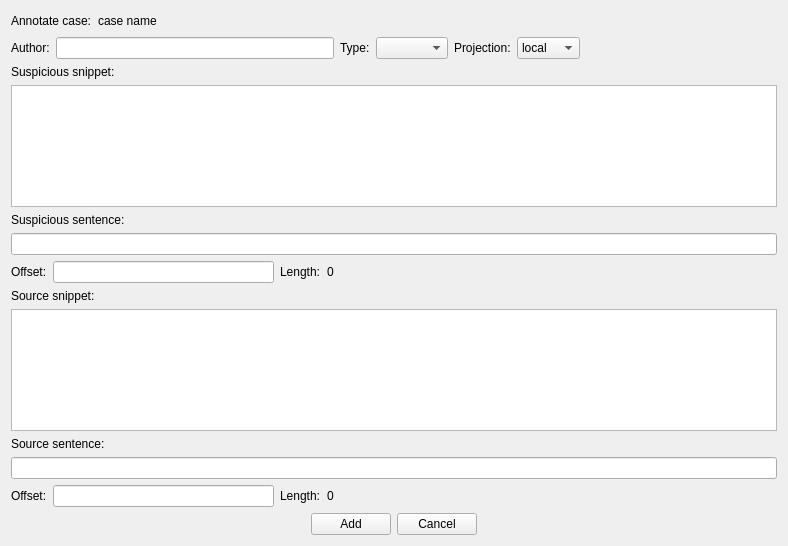
First picture: the form in ui/forms/add_annotation.ui, repository sorice/QtNLP-Linguist, before the edit.
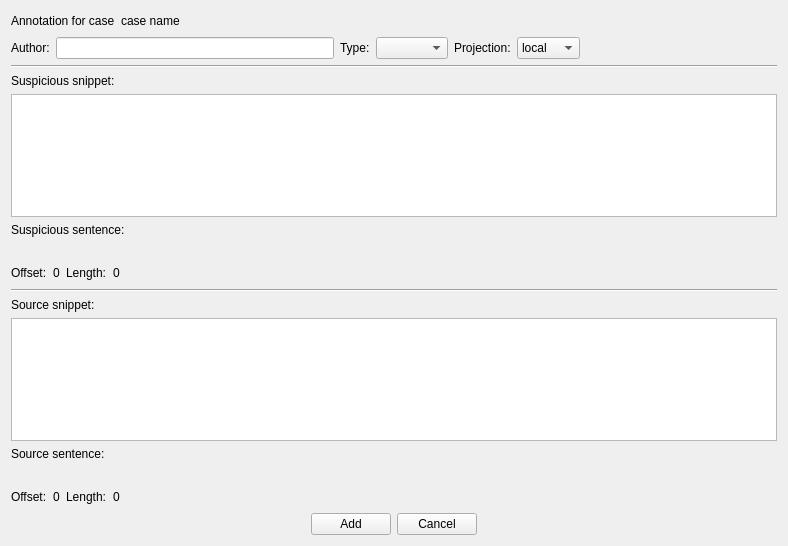
Second picture: the form after the edit.

What changed in the file:
```diff
--- a/ui/forms/add_annotation.ui
+++ b/ui/forms/add_annotation.ui
@@ -22,7 +22,7 @@
      <item>
       <widget class="QLabel" name="label_8">
        <property name="text">
-        <string>Annotate case:</string>
+        <string>Annotation for case</string>
        </property>
       </widget>
      </item>
@@ -120,6 +120,13 @@
    </item>
    <item row="2" column="0">
     <layout class="QVBoxLayout" name="verticalLayout_5">
+     <item>
+      <widget class="Line" name="line">
+       <property name="orientation">
+        <enum>Qt::Horizontal</enum>
+       </property>
+      </widget>
+     </item>
      <item>
       <layout class="QVBoxLayout" name="verticalLayout">
        <item>
@@ -148,7 +155,11 @@
         </widget>
        </item>
        <item>
-        <widget class="QLineEdit" name="le_susp_sentence"/>
+        <widget class="QLabel" name="lb_susp_sentence">
+         <property name="text">
+          <string/>
+         </property>
+        </widget>
        </item>
       </layout>
      </item>
@@ -162,7 +173,11 @@
         </widget>
        </item>
        <item>
-        <widget class="QLineEdit" name="le_susp_offset"/>
+        <widget class="QLabel" name="lb_susp_offset">
+         <property name="text">
+          <string>0</string>
+         </property>
+        </widget>
        </item>
        <item>
         <widget class="QLabel" name="label_5">
@@ -208,7 +223,7 @@
      </item>
     </layout>
    </item>
-   <item row="3" column="0">
+   <item row="4" column="0">
     <layout class="QVBoxLayout" name="verticalLayout_6">
      <item>
       <layout class="QVBoxLayout" name="verticalLayout_4">
@@ -238,7 +253,11 @@
         </widget>
        </item>
        <item>
-        <widget class="QLineEdit" name="le_src_sentence"/>
+        <widget class="QLabel" name="lb_src_sentence">
+         <property name="text">
+          <string/>
+         </property>
+        </widget>
        </item>
       </layout>
      </item>
@@ -252,7 +271,11 @@
         </widget>
        </item>
        <item>
-        <widget class="QLineEdit" name="le_src_offset"/>
+        <widget class="QLabel" name="lb_src_offset">
+         <property name="text">
+          <string>0</string>
+         </property>
+        </widget>
        </item>
        <item>
         <widget class="QLabel" name="label_7">
@@ -298,7 +321,7 @@
      </item>
     </layout>
    </item>
-   <item row="4" column="0">
+   <item row="5" column="0">
     <layout class="QHBoxLayout" name="horizontalLayout_11">
      <item>
       <spacer name="horizontalSpacer">
@@ -342,6 +365,13 @@
      </item>
     </layout>
    </item>
+   <item row="3" column="0">
+    <widget class="Line" name="line_2">
+     <property name="orientation">
+      <enum>Qt::Horizontal</enum>
+     </property>
+    </widget>
+   </item>
   </layout>
  </widget>
  <tabstops>
```
Left out of the diff: 4 changed lines with no effect on the pictures.
